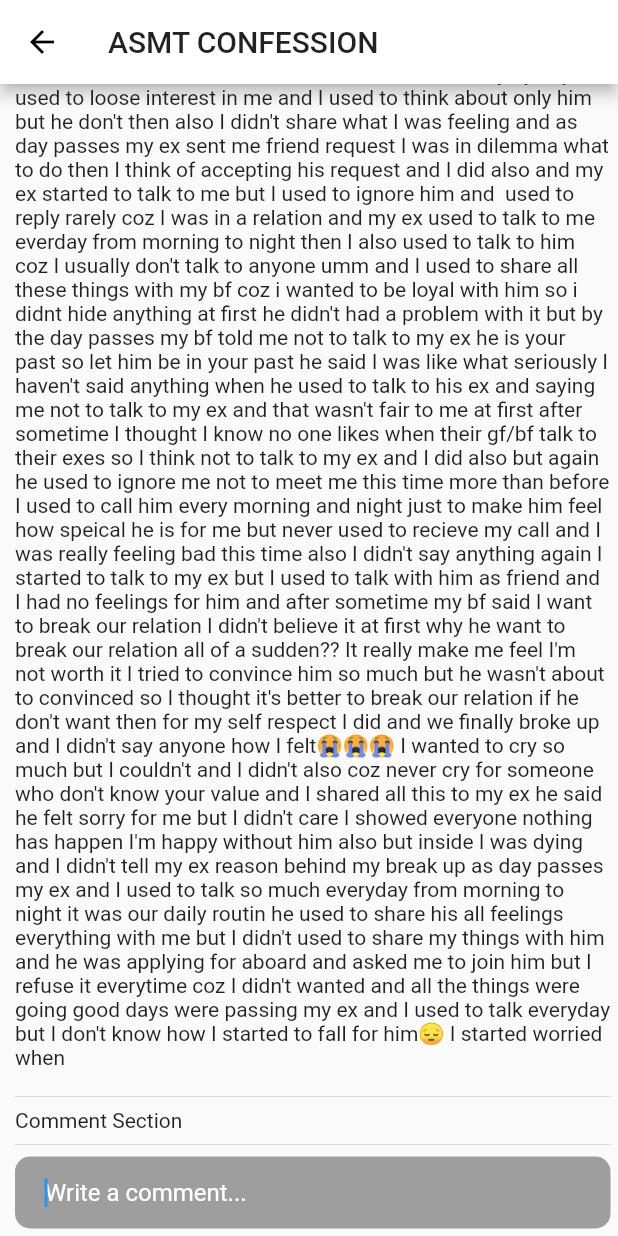
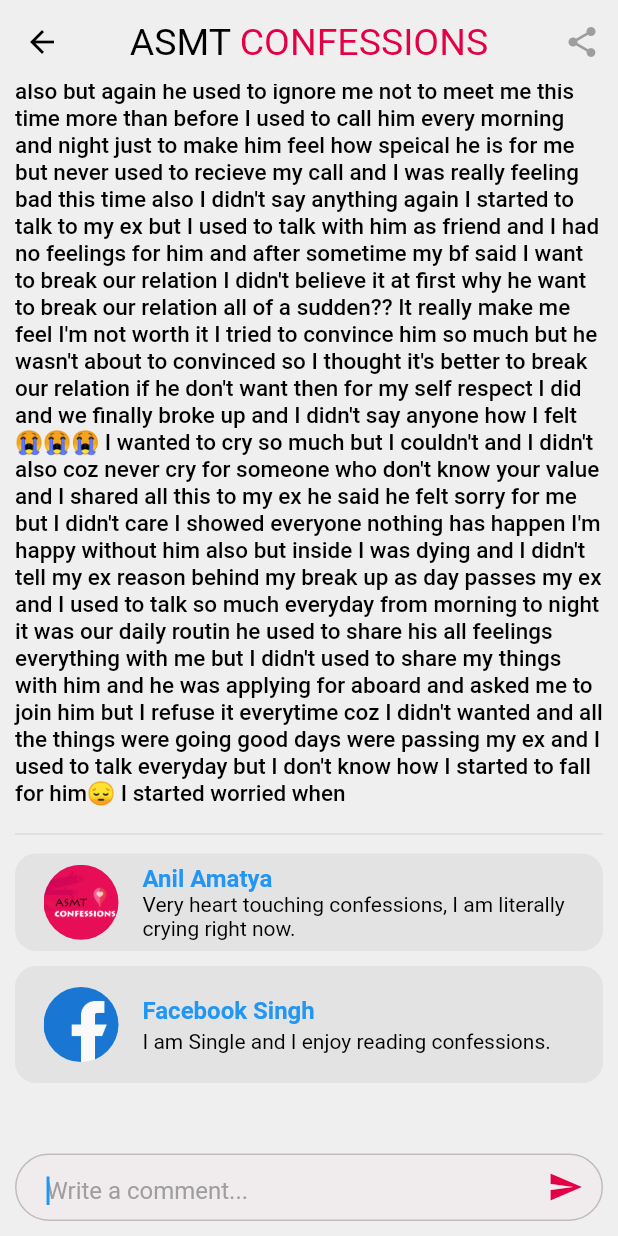
Before and after one commit to satm4444/asmt-con, a Flutter app: the HomeScreen screen opened directly, after a tap on "Write a comment...", on a phone screen of 412 x 824 dp. Run offline on Flutter 3.47's test engine with Material 2 defaults, Android fonts, the phone set to English and light mode, and no system bars; our stand-ins replace curved_navigation_bar, firebase_auth, google_fonts, readmore; accounts and stored records are empty; Roboto replaces fonts that are missing (Chilanka, Sriracha).

Commit message:
commentsec

```diff
--- a/lib/main.dart
+++ b/lib/main.dart
@@ -1,5 +1,6 @@
 import 'package:confession/provider/confession_provider.dart';
 import 'package:confession/screens/confession_detail_screen.dart';
+import 'package:confession/screens/home_screen.dart';
 
 import 'package:confession/screens/login_screen.dart';
 import 'package:confession/screens/opening_screen.dart';
@@ -27,7 +28,8 @@ class MyApp extends StatelessWidget {
         title: "ASMT Confession",
         debugShowCheckedModeBanner: false,
         theme: ThemeData(primaryColor: Colors.white),
-        home: OpeningScreen(),
+        home: HomeScreen(),
+        // OpeningScreen(),
         routes: {
           ConfessionDetailScreen.routeName: (ctx) => ConfessionDetailScreen(),
           "/signup_screen": (ctx) => SignupScreen(),
--- a/lib/screens/confession_detail_screen.dart
+++ b/lib/screens/confession_detail_screen.dart
@@ -1,5 +1,7 @@
 import 'package:confession/provider/confession_provider.dart';
+import 'package:confession/widgets/comment.dart';
 import 'package:flutter/material.dart';
+import 'package:google_fonts/google_fonts.dart';
 import 'package:provider/provider.dart';
 
 class ConfessionDetailScreen extends StatelessWidget {
@@ -13,43 +15,112 @@ class ConfessionDetailScreen extends StatelessWidget {
     final confession =
         Provider.of<ConfessionProvider>(context, listen: false).findById(id);
     return Scaffold(
+      backgroundColor: Color(0XFFF0EFF0),
       appBar: AppBar(
-        title: Text("ASMT CONFESSION"),
+        actions: [
+          IconButton(
+              icon: Icon(Icons.share, color: Colors.grey), onPressed: () {})
+        ],
+        elevation: 0,
+        backgroundColor: Color(0XFFF0EFF0),
+        centerTitle: true,
+        title: RichText(
+            text: TextSpan(children: [
+          TextSpan(
+            text: "ASMT",
+            style: GoogleFonts.sriracha(
+              fontSize: 25,
+              color: Colors.black,
+            ),
+          ),
+          TextSpan(
+            text: " CONFESSIONS",
+            style: GoogleFonts.sriracha(
+              fontSize: 25,
+              color: Color(0xffE30045),
+            ),
+          )
+        ])),
       ),
       body: SingleChildScrollView(
-        child: Container(
-          padding:
-              EdgeInsets.only(left: 10.0, top: 5.0, right: 5.0, bottom: 5.0),
+        child: Column(
+          children: [
+            Container(
+              padding: EdgeInsets.only(
+                  left: 10.0, top: 5.0, right: 10.0, bottom: 5.0),
               child: Column(
                 crossAxisAlignment: CrossAxisAlignment.start,
                 children: <Widget>[
                   Text(
                     confession.sem + " sem , " + confession.faculty,
-                style: TextStyle(fontSize: 18, fontWeight: FontWeight.bold),
+                    style: GoogleFonts.balooBhai(
+                      fontSize: 22,
+                      //fontWeight: FontWeight.bold
                     ),
-              SizedBox(
-                height: 10,
                   ),
-              Text("#male"),
+                  Text(
+                    "#male",
+                    style: GoogleFonts.balooBhai(
+                      fontSize: 22,
+                      //fontWeight: FontWeight.bold
+                    ),
+                  ),
                   SizedBox(
                     height: 10,
                   ),
                   Text(
                     confession.description,
+                    style: GoogleFonts.chilanka(
+                      color: Colors.black,
+                      fontWeight: FontWeight.w500,
+                      fontSize: 15,
+                    ),
                   ),
                   SizedBox(
                     height: 10,
                   ),
                   Divider(),
-              Text("Comment Section"),
-              Divider(),
-              Container(
-                  alignment: Alignment.centerLeft,
+                ],
+              ),
+            ),
+            Padding(
+              padding: const EdgeInsets.symmetric(horizontal: 10.0),
+              child: Container(
+                height: 200,
+                child: ListView(
+                  children: [
+                    CommentBar(
+                      image: "assets/aax.png",
+                      username: "Anil Amatya",
+                      comment:
+                          "Very heart touching confessions, I am literally crying right now.",
+                    ),
+                    CommentBar(
+                      image: "assets/icons/facebook.png",
+                      username: "Facebook Singh",
+                      comment: "I am Single and I enjoy reading confessions.",
+                    ),
+                  ],
+                ),
+              ),
+            ),
+            Padding(
+              padding: const EdgeInsets.symmetric(horizontal: 10.0),
+              child: Container(
+                  height: 45,
                   width: MediaQuery.of(context).size.width,
                   padding: EdgeInsets.only(left: 20),
                   decoration: BoxDecoration(
-                      color: Colors.grey,
-                      borderRadius: BorderRadius.circular(10.0)),
+                      color: Colors.pink.withOpacity(0.02),
+                      border: Border.all(
+                        width: 1,
+                        color: Colors.black.withOpacity(0.2),
+                      ),
+                      borderRadius: BorderRadius.circular(25.0)),
+                  child: Row(
+                    children: [
+                      Expanded(
+                        child: Container(
                           child: TextFormField(
                             autofocus: autoFocusComment,
                             decoration: new InputDecoration(
@@ -59,10 +130,23 @@ class ConfessionDetailScreen extends StatelessWidget {
                                 errorBorder: InputBorder.none,
                                 disabledBorder: InputBorder.none,
                                 hintText: "Write a comment...",
-                        hintStyle: TextStyle(color: Colors.white)),
+                                hintStyle: TextStyle(color: Colors.grey)),
+                          ),
+                        ),
+                      ),
+                      IconButton(
+                          icon: Icon(
+                            Icons.send,
+                            color: Color(0xffE30045),
+                          ),
+                          onPressed: () {})
+                    ],
                   )),
+            ),
+            SizedBox(
+              height: 10,
+            ),
           ],
-          ),
         ),
       ),
     );
--- a/lib/screens/home_screen.dart
+++ b/lib/screens/home_screen.dart
@@ -1,6 +1,6 @@
 import 'package:confession/widgets/confession.dart';
 import 'package:flutter/material.dart';
-import 'package:flutter_svg/svg.dart';
+
 import 'package:google_fonts/google_fonts.dart';
 
 class HomeScreen extends StatefulWidget {
@@ -16,9 +16,7 @@ class _HomeScreenState extends State<HomeScreen> {
       appBar: AppBar(
         backgroundColor: Color(0XFFF0EFF0),
         actions: <Widget>[
-          IconButton(
-              icon: SvgPicture.asset("assets/icons/search.svg"),
-              onPressed: () {})
+          IconButton(icon: Icon(Icons.search), onPressed: () {})
         ],
         elevation: 0,
         title: RichText(
--- a/lib/screens/opening_screen.dart
+++ b/lib/screens/opening_screen.dart
@@ -64,10 +64,10 @@ class _OpeningScreenState extends State<OpeningScreen> {
                               //       });
                               //       break;
                               //     case FacebookLoginStatus.cancelledByUser:
-                              //       // TODO: Handle this case.
+                              //       //
                               //       break;
                               //     case FacebookLoginStatus.error:
-                              //       // TODO: Handle this case.
+                              //       //
                               //       break;
                               //   }
                               // }).catchError((e) {
--- a/lib/screens/reset_password_screen.dart
+++ b/lib/screens/reset_password_screen.dart
@@ -1,4 +1,3 @@
-import 'package:confession/screens/bottom_bar_screen.dart';
 import 'package:firebase_auth/firebase_auth.dart';
 import 'package:flutter/cupertino.dart';
 import 'package:flutter/material.dart';
@@ -22,13 +21,16 @@ class _ResetPasswordScreenState extends State<ResetPasswordScreen> {
 
   Future<void> resetPassword() async {
     FirebaseAuth.instance.sendPasswordResetEmail(email: _email).then((email) {
-      return showCupertinoDialog(
+      return showDialog(
           context: context,
           builder: (ctx) {
-            return CupertinoAlertDialog(
+            return AlertDialog(
+              shape: RoundedRectangleBorder(
+                borderRadius: BorderRadius.circular(15),
+              ),
               title: Text("Email Send Successfully"),
               actions: <Widget>[
-                CupertinoDialogAction(
+                FlatButton(
                     child: Text("OK"),
                     onPressed: () {
                       Navigator.pop(context);
@@ -37,13 +39,16 @@ class _ResetPasswordScreenState extends State<ResetPasswordScreen> {
             );
           });
     }).catchError((error) {
-      return showCupertinoDialog(
+      return showDialog(
           context: context,
           builder: (ctx) {
-            return CupertinoAlertDialog(
-              title: Text("Unable to send password reset mail"),
+            return AlertDialog(
+              shape: RoundedRectangleBorder(
+                borderRadius: BorderRadius.circular(15),
+              ),
+              title: Text("Unable to send email. Please Try Again !"),
               actions: <Widget>[
-                CupertinoDialogAction(
+                FlatButton(
                     child: Text("OK"),
                     onPressed: () {
                       Navigator.pop(context);
@@ -88,6 +93,23 @@ class _ResetPasswordScreenState extends State<ResetPasswordScreen> {
                             letterSpacing: 1,
                             fontSize: 24,
                             fontWeight: FontWeight.bold),
+                      ),
+                    ),
+                  ),
+                  Container(
+                    height: 60,
+                    width: double.infinity,
+                    // color: Colors.green,
+                    child: Center(
+                      child: Padding(
+                        padding: const EdgeInsets.symmetric(horizontal: 40.0),
+                        child: Text(
+                          "➤ An email will be sent to the email address you enter below, through which you will be able to reset the password.  ",
+                          style: GoogleFonts.ubuntu(
+                              color: Colors.grey,
+                              fontSize: 12,
+                              fontWeight: FontWeight.w500),
+                        ),
                       ),
                     ),
                   ),
@@ -149,7 +171,7 @@ class _ResetPasswordScreenState extends State<ResetPasswordScreen> {
                               child: FlatButton(
                                 onPressed: checkLogin,
                                 child: Text(
-                                  "Send Mail",
+                                  "Get mail",
                                   style: GoogleFonts.ubuntu(
                                       color: Colors.white,
                                       fontSize: 14,
--- /dev/null
+++ b/lib/widgets/comment.dart
@@ -0,0 +1,44 @@
+import 'package:flutter/material.dart';
+import 'package:google_fonts/google_fonts.dart';
+
+class CommentBar extends StatelessWidget {
+  final String image;
+  final String username;
+  final String comment;
+  CommentBar({this.image, this.username, this.comment});
+  @override
+  Widget build(BuildContext context) {
+    return Column(
+      children: [
+        Container(
+          decoration: BoxDecoration(
+              color: Colors.black.withOpacity(0.05),
+              borderRadius: BorderRadius.circular(14)),
+          child: Padding(
+            padding: const EdgeInsets.all(3.0),
+            child: ListTile(
+              leading: CircleAvatar(
+                radius: 25,
+                backgroundImage: AssetImage(
+                  image,
+                ),
+              ),
+              title: Text(
+                username,
+                style: GoogleFonts.roboto(
+                  color: Colors.blue,
+                  fontWeight: FontWeight.bold,
+                ),
+              ),
+              subtitle: Text(
+                comment,
+                style: TextStyle(color: Colors.black),
+              ),
+            ),
+          ),
+        ),
+        SizedBox(height: 10),
+      ],
+    );
+  }
+}
--- a/pubspec.yaml
+++ b/pubspec.yaml
@@ -31,7 +31,7 @@ dependencies:
   provider: ^4.3.2
   readmore: ^1.0.0
   google_fonts: ^1.1.0
-  flutter_svg: ^0.17.4
+  # flutter_svg: ^0.17.4
   firebase_auth: ^0.16.1
   # flutter_facebook_login: ^3.0.0
 
```
Also changed, not shown: pubspec.lock, 5 other files. Lines whose indentation alone changed are shown as unchanged.
